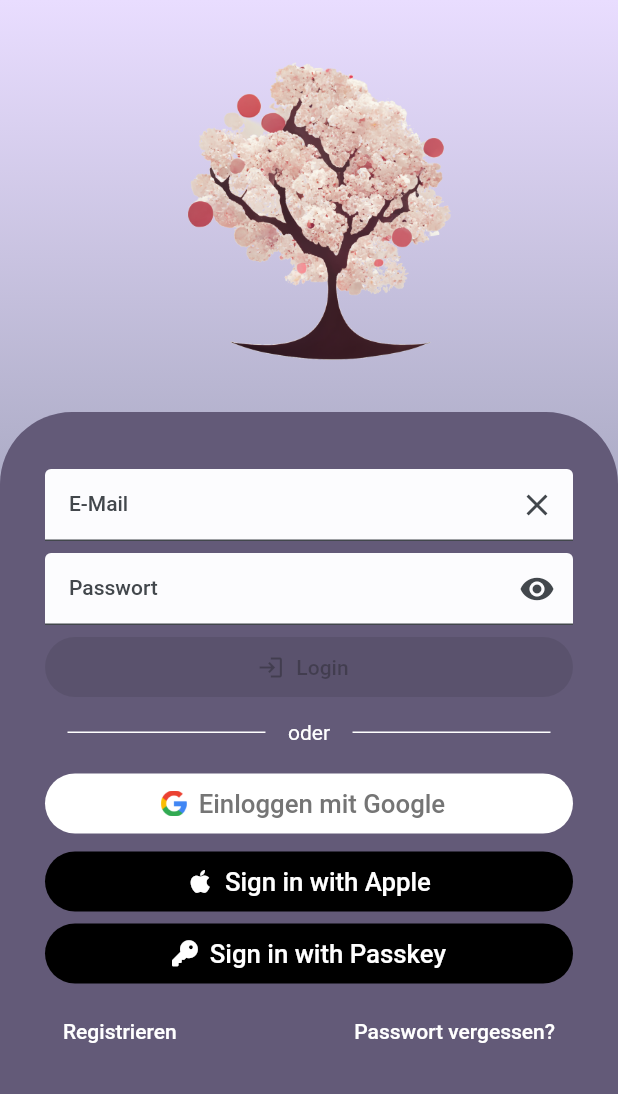
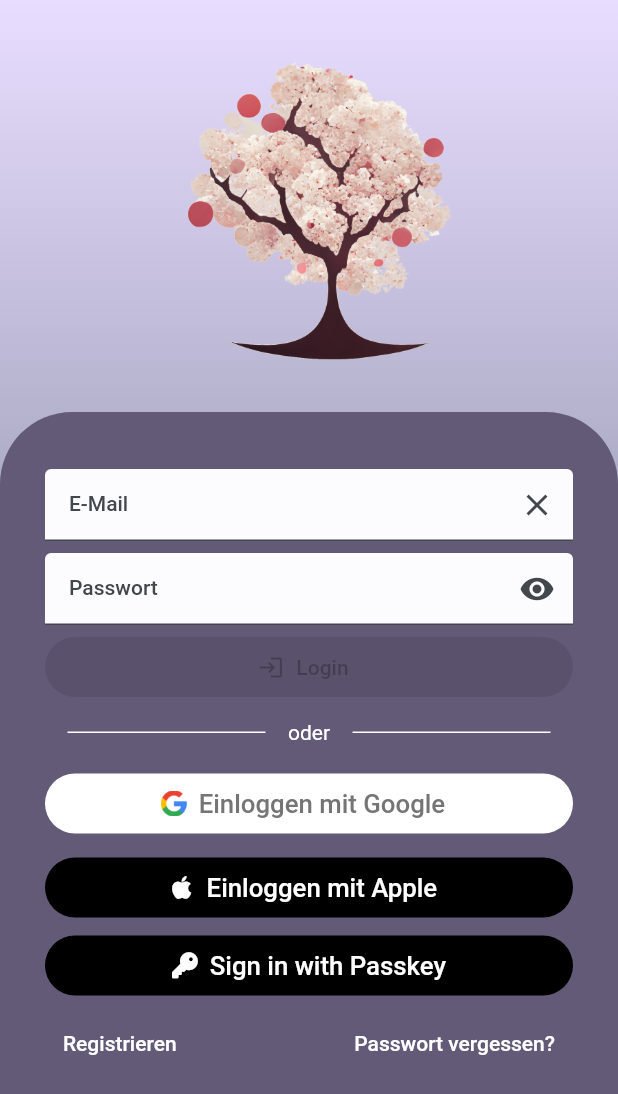
Before and after one commit to The-CodeCave/moodtracker, a Flutter app: the screen it shows after launch, on a phone screen of 412 x 824 dp. Shown: the top 1094 px of the screen. Run offline on Flutter 3.47's test engine with Material 2 defaults, Android fonts, the phone set to English and light mode, and no system bars; our stand-ins replace bloc, cloud_firestore, equatable, firebase_auth, firebase_core, flutter_bloc and 8 more; missing offline and left inert: dart:html; accounts and stored records are empty.

Commit message:
implemented social login for apple

```diff
--- a/lib/login/bloc/login_event.dart
+++ b/lib/login/bloc/login_event.dart
@@ -35,7 +35,9 @@ class GoogleLoginButtonPressed extends LoginRequestEvent {
 }
 
 class AppleLoginButtonPressed extends LoginRequestEvent {
-  const AppleLoginButtonPressed() : super(provider: LoginProvider.apple);
+  final bool isWeb;
+
+  const AppleLoginButtonPressed({required this.isWeb}) : super(provider: LoginProvider.apple);
 }
 
 class LoginWithPasskey extends LoginRequestEvent {
--- a/lib/login/widgets/apple_sign_in_button.dart
+++ b/lib/login/widgets/apple_sign_in_button.dart
@@ -1,16 +1,16 @@
 import 'package:flutter/material.dart';
-import 'package:flutter_bloc/flutter_bloc.dart';
 import 'package:font_awesome_flutter/font_awesome_flutter.dart';
+import 'package:moodtracker/login/widgets/social_login_button.dart';
 
 import '../../constants.dart';
-import '../bloc/login_bloc.dart';
+import '../model/login_provider.dart';
 
 class AppleSignInButton extends StatelessWidget {
   // Font size should be 43% of button height according to apple design guidelines
   // https://developer.apple.com/design/human-interface-guidelines/sign-in-with-apple#Creating-a-custom-Sign-in-with-Apple-button
   final double fontSize = loginButtonHeight * 0.43;
-  final Color fontColor = Colors.white;
-  final Color buttonBackground = Colors.black;
+  final Color foregroundColor = Colors.white;
+  final Color backgroundColor = Colors.black;
   final String signIn = 'Sign in with Apple';
 
   const AppleSignInButton({
@@ -19,41 +19,15 @@ class AppleSignInButton extends StatelessWidget {
 
   @override
   Widget build(BuildContext context) {
-    // TODO: Use social button
-    return BlocBuilder<LoginBloc, LoginState>(
-      builder: (context, state) {
-        return SizedBox(
-          height: loginButtonHeight,
-          child: FilledButton(
-            style: FilledButton.styleFrom(backgroundColor: buttonBackground),
-            onPressed: () {
-              context.read<LoginBloc>().add(AppleLoginButtonPressed());
-            },
-            child: Padding(
-              padding: const EdgeInsets.all(defaultSpacerSize),
-              child: Row(
-                mainAxisAlignment: MainAxisAlignment.center,
-                children: [
-                  Icon(
-                    FontAwesomeIcons.apple,
-                    color: fontColor,
-                    size: fontSize,
-                  ),
-                  SizedBox(width: defaultSpacerSize),
-                  Text(
-                    signIn,
-                    style: TextStyle(
-                      color: fontColor,
-                      fontSize: fontSize,
-                      fontWeight: FontWeight.w500,
-                    ),
-                  ),
-                ],
-              ),
-            ),
-          ),
-        );
-      },
+    return SocialLoginButton(
+      provider: LoginProvider.apple,
+      icon: Icon(
+        FontAwesomeIcons.apple,
+        color: foregroundColor,
+        size: fontSize,
+      ),
+      backgroundColor: backgroundColor,
+      foregroundColor: foregroundColor,
     );
   }
 }
--- a/lib/login/widgets/social_login_button.dart
+++ b/lib/login/widgets/social_login_button.dart
@@ -67,7 +67,7 @@ class SocialLoginButton extends StatelessWidget {
         context.read<LoginBloc>().add(GoogleLoginButtonPressed(isWeb: kIsWeb));
         break;
       case LoginProvider.apple:
-        context.read<LoginBloc>().add(AppleLoginButtonPressed());
+        context.read<LoginBloc>().add(AppleLoginButtonPressed(isWeb: kIsWeb));
         break;
       case LoginProvider.applePasskey:
         context.read<LoginBloc>().add(LoginWithPasskey());
```
Also changed, not shown: lib/login/bloc/login_bloc.dart (+6 -1 lines), lib/login/bloc/login_service.dart (+26 -20 lines).
